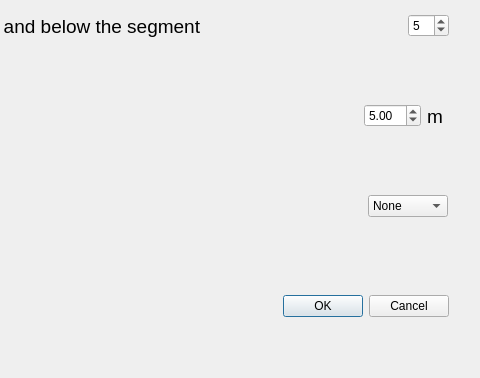
First picture: the form in ui_settingsdialog.ui, repository guimota-uerj/AdapLinQGIS2, before the edit; both pictures show x 212 to 692 and y 164 to 542 of the 692 by 542 pixel window.
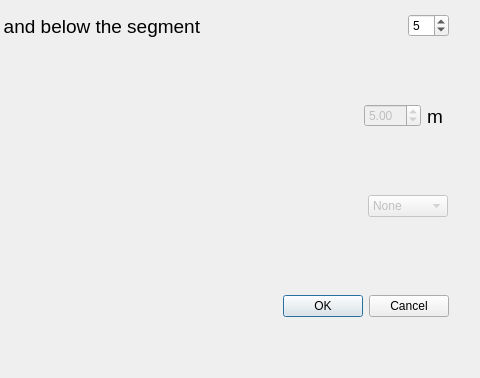
Second picture: the form after the edit.

Commit message: disabling snap options

```diff
--- a/ui_settingsdialog.ui
+++ b/ui_settingsdialog.ui
@@ -175,6 +175,9 @@
     </item>
     <item>
      <widget class="QComboBox" name="SnapperModeComboBox">
+      <property name="enabled">
+       <bool>false</bool>
+      </property>
       <property name="sizePolicy">
        <sizepolicy hsizetype="Preferred" vsizetype="Fixed">
         <horstretch>0</horstretch>
@@ -246,6 +249,9 @@
     </item>
     <item>
      <widget class="QDoubleSpinBox" name="SnapperDistanceDoubleSpinBox">
+      <property name="enabled">
+       <bool>false</bool>
+      </property>
       <property name="value">
        <double>5.000000000000000</double>
       </property>
```
